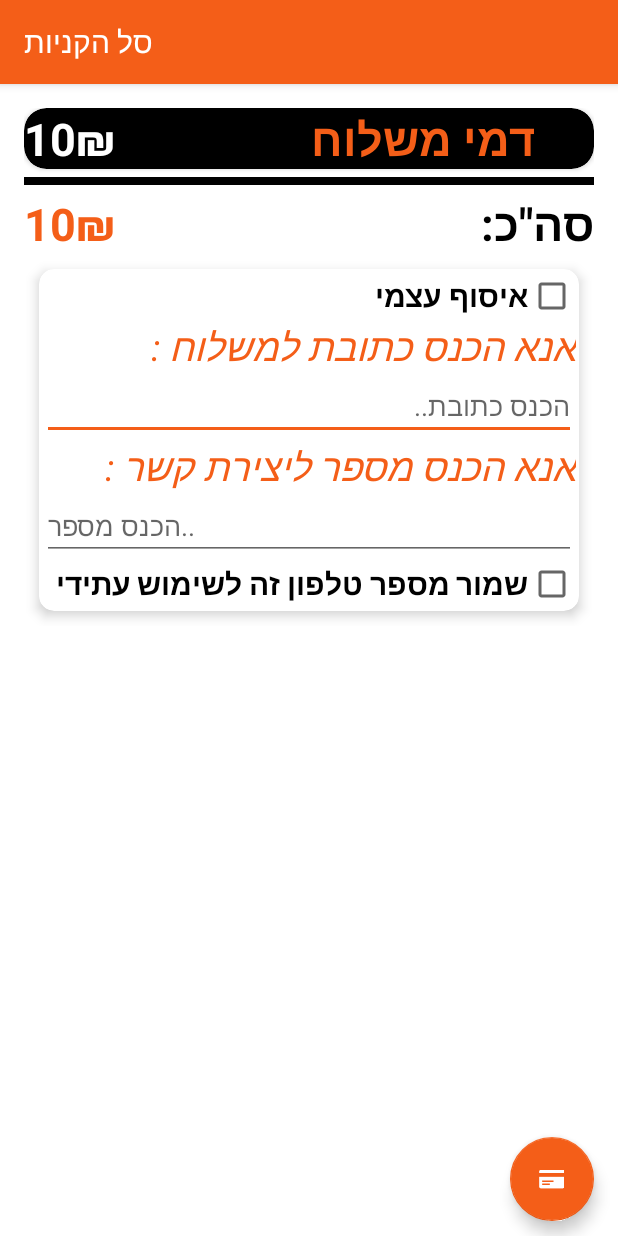
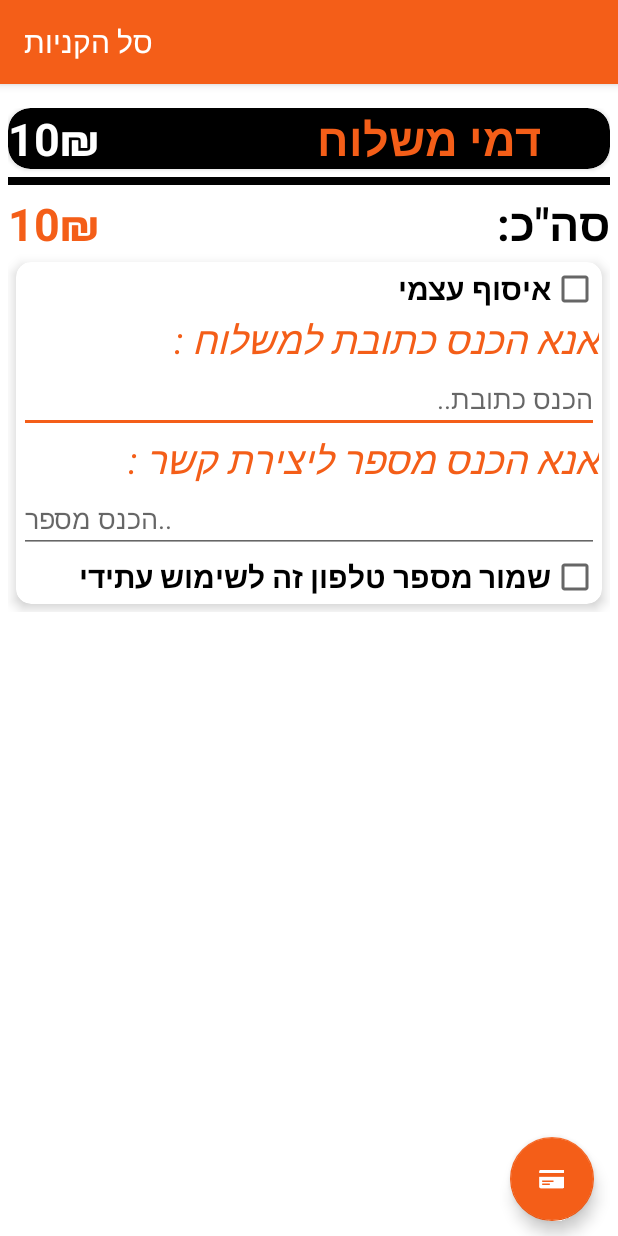
Before and after one commit to MohamedShker/ChickenGrill-master, an Android app: the ShoppingCartActivity screen opened directly, with no data from a screen before it, on a phone screen of 412 x 824 dp. Run offline under Robolectric (Android 15) with nearby library versions, the phone set to English and light mode, and no system bars; our stand-ins replace Firebase (no records; nobody signed in at launch, a user with empty details on screens opened directly); 1 statement that could not run was skipped.

Commit message:
done working on displaying addresses suggestions. need to work on settings activity + edit meal order.

```diff
--- a/app/src/main/java/tm/shker/mohamed/chickengrill/Activities/ShoppingCartActivity.java
+++ b/app/src/main/java/tm/shker/mohamed/chickengrill/Activities/ShoppingCartActivity.java
@@ -45,7 +45,6 @@ public class ShoppingCartActivity extends AppCompatActivity {
     private LinearLayout llAdressWrapper;
     private CheckBox cbPickUp , cbSavePhoneNum;
 
-
     private MealOrderAdapter adapter;
     private ArrayList<DataSnapshot> mealOrdersSnapshots;
     private ChildEventListener childEventListener;
@@ -56,10 +55,10 @@ public class ShoppingCartActivity extends AppCompatActivity {
     private FullOrder fullOrder;
     private boolean withDelivery;
     private String lastChar;
-    int PreviousLength;
-    boolean deleting;
+    private int PreviousLength;
+    private boolean deleting;
 
-    ArrayAdapter<String> autoCompleteAdapter;
+    private ArrayAdapter<String> autoCompleteAdapter;
 
 
     @Override
@@ -155,8 +154,10 @@ public class ShoppingCartActivity extends AppCompatActivity {
             public void onDataChange(DataSnapshot dataSnapshot) {
                 user = dataSnapshot.getValue(User.class);
                 ArrayList<String> addresses = user.getAddresses();
-                for (String address : addresses) {
-                    autoCompleteAdapter.add(address);
+                if(addresses != null && addresses.size() !=0) {
+                    for (String address : addresses) {
+                        autoCompleteAdapter.add(address);
+                    }
                 }
             }
 
--- a/app/src/main/res/layout/content_shopping_cart.xml
+++ b/app/src/main/res/layout/content_shopping_cart.xml
@@ -8,8 +8,8 @@
     android:layout_height="match_parent"
     android:orientation="vertical"
     android:paddingBottom="@dimen/activity_vertical_margin"
-    android:paddingLeft="@dimen/activity_horizontal_margin"
-    android:paddingRight="@dimen/activity_horizontal_margin"
+    android:paddingLeft="5dp"
+    android:paddingRight="5dp"
     android:paddingTop="@dimen/activity_vertical_margin"
     app:layout_behavior="@string/appbar_scrolling_view_behavior"
     tools:context="tm.shker.mohamed.chickengrill.Activities.ShoppingCartActivity"
@@ -106,7 +106,7 @@
             <android.support.v7.widget.CardView
                 android:layout_width="match_parent"
                 android:layout_height="wrap_content"
-                android:layout_margin="10dp"
+                android:layout_margin="5dp"
                 app:cardCornerRadius="10dp"
                 app:cardElevation="5dp"
                 app:contentPadding="2dp">
```
Also changed, not shown: 1 other file.
